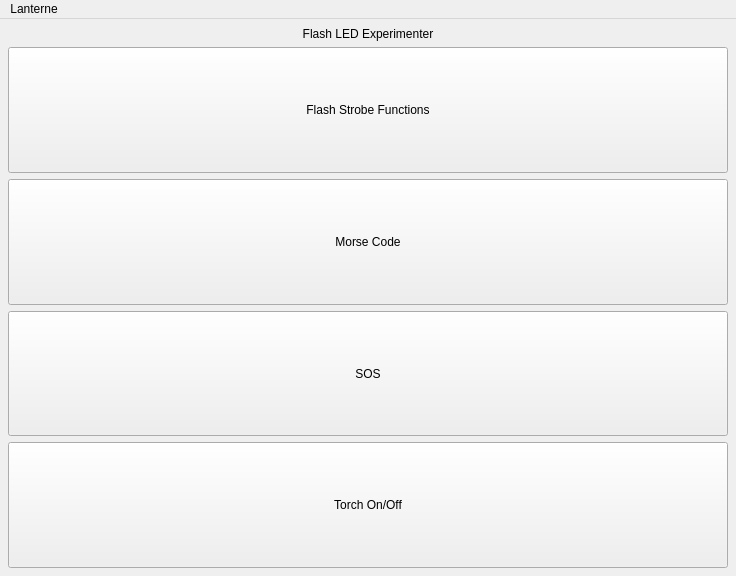
Above: mainwindow.ui from jpietrzak8/Lanterne before the change. Below: the same form after it.
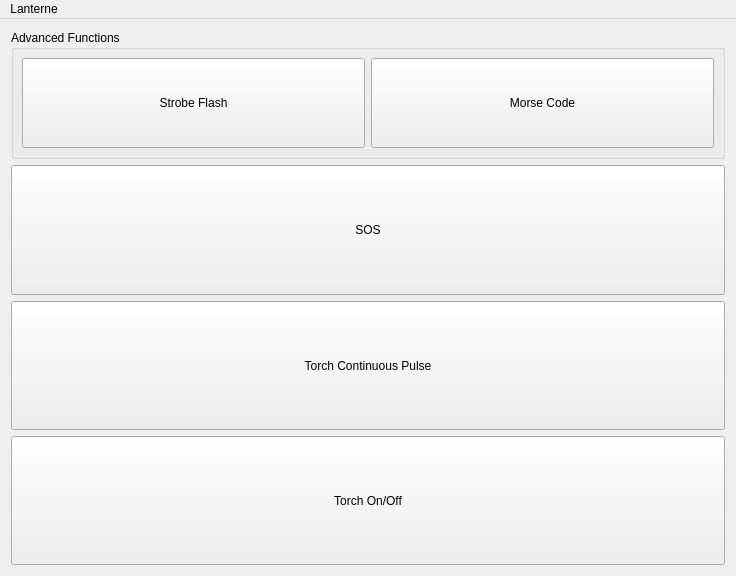
That is the form after the change.

The edit to the form file:
```diff
--- a/mainwindow.ui
+++ b/mainwindow.ui
@@ -15,25 +15,17 @@
   </property>
   <widget class="QWidget" name="centralWidget">
    <layout class="QVBoxLayout" name="verticalLayout">
+    <item>
+     <widget class="QGroupBox" name="groupBox">
+      <property name="title">
+       <string>Advanced Functions</string>
+      </property>
+      <layout class="QVBoxLayout" name="verticalLayout_2">
     <property name="margin">
      <number>8</number>
     </property>
     <item>
-     <widget class="QLabel" name="TitleLabel">
-      <property name="sizePolicy">
-       <sizepolicy hsizetype="Preferred" vsizetype="Fixed">
-        <horstretch>0</horstretch>
-        <verstretch>0</verstretch>
-       </sizepolicy>
-      </property>
-      <property name="text">
-       <string>Flash LED Experimenter</string>
-      </property>
-      <property name="alignment">
-       <set>Qt::AlignCenter</set>
-      </property>
-     </widget>
-    </item>
+        <layout class="QHBoxLayout" name="horizontalLayout">
     <item>
      <widget class="QPushButton" name="strobeButton">
       <property name="sizePolicy">
@@ -43,7 +35,7 @@
        </sizepolicy>
       </property>
       <property name="text">
-       <string>Flash Strobe Functions</string>
+            <string>Strobe Flash</string>
       </property>
      </widget>
     </item>
@@ -60,6 +52,11 @@
       </property>
      </widget>
     </item>
+        </layout>
+       </item>
+      </layout>
+     </widget>
+    </item>
     <item>
      <widget class="QPushButton" name="sosButton">
       <property name="sizePolicy">
@@ -73,6 +70,19 @@
       </property>
      </widget>
     </item>
+    <item>
+     <widget class="QPushButton" name="torchContinuousButton">
+      <property name="sizePolicy">
+       <sizepolicy hsizetype="Minimum" vsizetype="Minimum">
+        <horstretch>0</horstretch>
+        <verstretch>0</verstretch>
+       </sizepolicy>
+      </property>
+      <property name="text">
+       <string>Torch Continuous Pulse</string>
+      </property>
+     </widget>
+    </item>
     <item>
      <widget class="QPushButton" name="torchButton">
       <property name="sizePolicy">
```
Left out of the diff: 6 changed lines with no effect on the pictures. Lines whose indentation alone changed are shown as unchanged.
